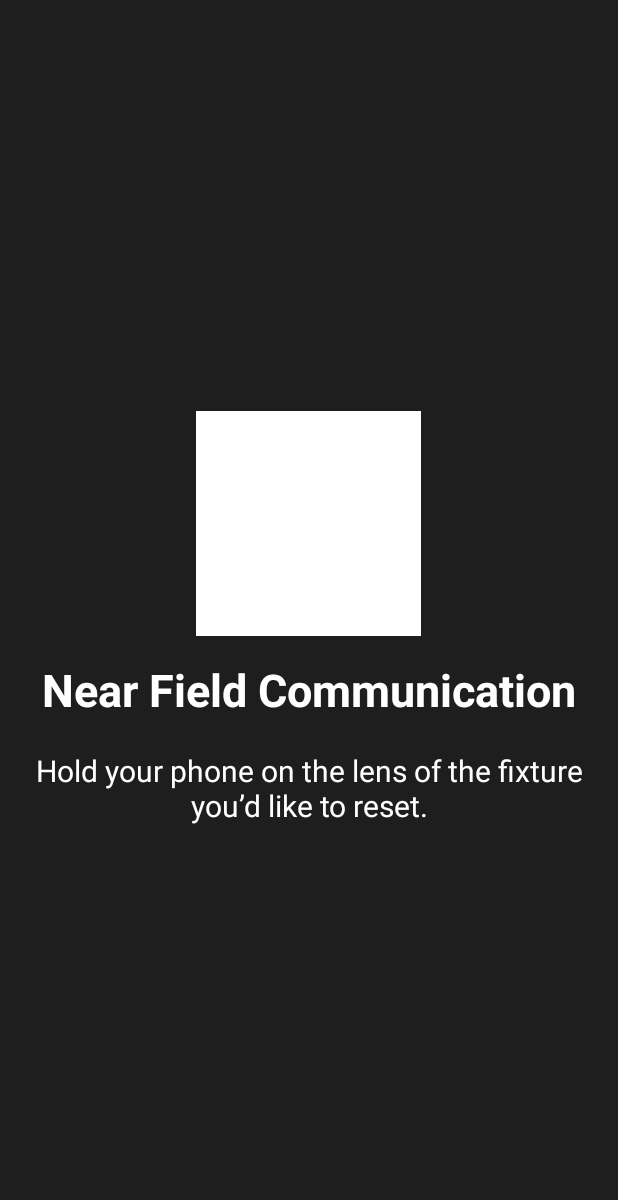
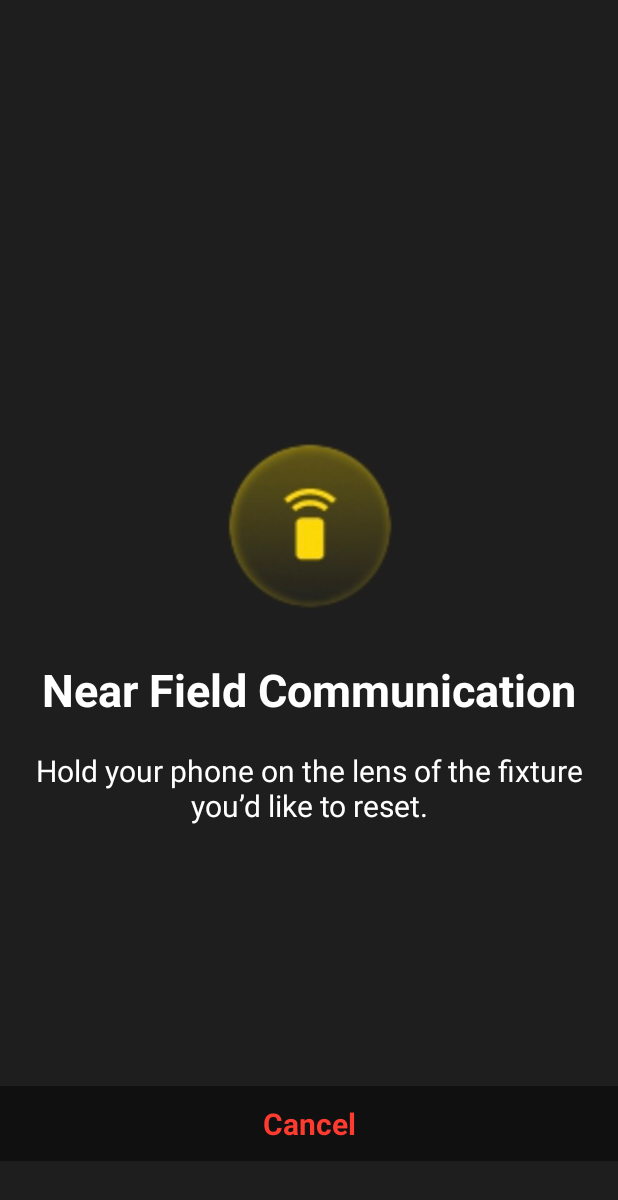
Before and after one commit to 768761418/VoltNFCAndroid, an Android app: the screen it shows after launch (NfcWriteActivity), after a tap on "Reset Fixture to Factory Settings", on a phone screen of 412 x 824 dp. Shown: the top 1200 px of the screen. Run offline under Robolectric (Android 15) with nearby library versions, the phone set to English and light mode, and no system bars; our stand-ins replace data binding.

Commit message:
完成demo

```diff
--- /dev/null
+++ b/app/src/main/java/com/common/voltnfcandroid/Activity/BaseNfcActivity.java
@@ -0,0 +1,67 @@
+package com.common.voltnfcandroid.Activity;
+import android.app.PendingIntent;
+import android.content.Intent;
+import android.nfc.NfcAdapter;
+import android.os.Bundle;
+
+import androidx.annotation.Nullable;
+import androidx.appcompat.app.AppCompatActivity;
+
+/**
+ * Author:Created by Ricky on 2017/8/25.
+ * Email:584182977@qq.com
+ * Description:
+ * 子类在onNewIntent方法中进行NFC标签相关操作。
+ * launchMode设置为singleTop或singelTask，保证Activity的重用唯一
+ * 在onNewIntent方法中执行intent传递过来的Tag数据
+ * 将NFC标签卡靠近手机后部（NFC标签卡可网上自行购买）
+ */
+public class BaseNfcActivity extends AppCompatActivity {
+    protected NfcAdapter mNfcAdapter;
+    private PendingIntent mPendingIntent;
+
+    /**
+     * onCreat->onStart->onResume->onPause->onStop->onDestroy
+     * 启动Activity，界面可见时.
+     */
+    @Override
+    protected void onStart() {
+        super.onStart();
+
+    }
+
+    @Override
+    protected void onCreate(@Nullable Bundle savedInstanceState) {
+        super.onCreate(savedInstanceState);
+        //此处adapter需要重新获取，否则无法获取message
+        mNfcAdapter = NfcAdapter.getDefaultAdapter(this);
+        //一旦截获NFC消息，就会通过PendingIntent调用窗口
+        mPendingIntent = PendingIntent.getActivity(
+                this,
+                0,
+                new Intent(this, getClass()),
+                PendingIntent.FLAG_MUTABLE);
+    }
+
+    /**
+     * 获得焦点，按钮可以点击
+     */
+    @Override
+    public void onResume() {
+        super.onResume();
+        //设置处理优于所有其他NFC的处理
+        if (mNfcAdapter != null)
+            mNfcAdapter.enableForegroundDispatch(this, mPendingIntent, null, null);
+    }
+
+    /**
+     * 暂停Activity，界面获取焦点，按钮可以点击
+     */
+    @Override
+    public void onPause() {
+        super.onPause();
+        //恢复默认状态
+        if (mNfcAdapter != null)
+            mNfcAdapter.disableForegroundDispatch(this);
+    }
+}
--- a/app/src/main/java/com/common/voltnfcandroid/Activity/ResetActivity.java
+++ b/app/src/main/java/com/common/voltnfcandroid/Activity/ResetActivity.java
@@ -2,14 +2,17 @@ package com.common.voltnfcandroid.Activity;
 
 import androidx.databinding.DataBindingUtil;
 import android.content.Intent;
+import android.nfc.NfcAdapter;
 import android.os.Build;
 import android.os.Bundle;
 import android.text.Html;
 import android.view.View;
+import android.widget.Toast;
+
 import com.common.voltnfcandroid.R;
 import com.common.voltnfcandroid.databinding.LayoutResetBinding;
 
-public class ResetActivity extends BaseActivity {
+public class ResetActivity extends BaseNfcActivity {
 
     private LayoutResetBinding layoutResetBinding;
 
@@ -29,15 +32,37 @@ public class ResetActivity extends BaseActivity {
         if (Build.VERSION.SDK_INT >= Build.VERSION_CODES.N) {
             layoutResetBinding.instructionsThree.setText(Html.fromHtml(htmlText, Html.FROM_HTML_MODE_LEGACY));
         }
+        mNfcAdapter = NfcAdapter.getDefaultAdapter(this);
+        if (!ifNFCUse()) {
+            return;
+        }
     }
 
     private void initClick(){
         layoutResetBinding.btnReset.setOnClickListener(new View.OnClickListener() {
             @Override
             public void onClick(View view) {
-                Intent intent = new Intent(ResetActivity.this,NfcWriteActivity.class);
-                startActivity(intent);
+//                Intent intent = new Intent(ResetActivity.this, NfcWriteActivity.class);
+//                startActivity(intent);
+                startActivity(new Intent(ResetActivity.this, NfcWriteActivity.class));
             }
         });
     }
+
+    /**
+     * 检测工作,判断设备的NFC支持情况
+     *
+     * @return
+     */
+    protected boolean ifNFCUse() {
+        if (mNfcAdapter == null) {
+            Toast.makeText(this, "没有nfc", Toast.LENGTH_SHORT).show();
+            return false;
+        }
+        if (mNfcAdapter != null && !mNfcAdapter.isEnabled()) {
+            Toast.makeText(this, "没有nfc", Toast.LENGTH_SHORT).show();
+            return false;
+        }
+        return true;
+    }
 }
--- a/app/src/main/res/layout/layout_nfc_write.xml
+++ b/app/src/main/res/layout/layout_nfc_write.xml
@@ -23,7 +23,7 @@
             <ImageView
                 android:layout_width="150dp"
                 android:layout_height="150dp"
-                android:src="@color/white"/>
+                android:src="@drawable/icon_nfc_write_logo"/>
 
             <TextView
                 android:layout_width="wrap_content"
@@ -44,8 +44,27 @@
                 android:textStyle="normal"
                 android:text="@string/nfc_write_instructions_one"
                 android:layout_marginTop="20dp"/>
+        </LinearLayout>
 
 
+        <LinearLayout
+            android:id="@+id/btn_cancel"
+            android:layout_width="500dp"
+            android:layout_height="50dp"
+            app:layout_constraintBottom_toBottomOf="parent"
+            app:layout_constraintLeft_toLeftOf="parent"
+            app:layout_constraintRight_toRightOf="parent"
+            android:background="@drawable/btn_reset"
+            android:layout_marginBottom="50dp"
+            android:gravity="center">
+
+            <TextView
+                android:layout_width="wrap_content"
+                android:layout_height="wrap_content"
+                android:textColor="@color/btn_reset_text"
+                android:text="@string/nfc_write_cancel"
+                android:textSize="20dp"
+                android:textStyle="bold"/>
 
         </LinearLayout>
 
--- a/app/src/main/res/layout/layout_reset.xml
+++ b/app/src/main/res/layout/layout_reset.xml
@@ -22,7 +22,7 @@
             <ImageView
                 android:layout_width="150dp"
                 android:layout_height="150dp"
-                android:src="@color/white"/>
+                android:src="@drawable/icon_reset_logo"/>
 
             <TextView
                 android:layout_width="wrap_content"
--- a/app/src/main/res/values/strings.xml
+++ b/app/src/main/res/values/strings.xml
@@ -1,5 +1,5 @@
 <resources>
-    <string name="app_name">Volt NFC Android</string>
+    <string name="app_name">Volt-NFC-Android</string>
 
     <string name="reset_title">Factory Reset</string>
     <string name="reset_instructions_one">Your fixture will be restored to factory settings. All configured settings will be removed.</string>
@@ -8,4 +8,6 @@
 
     <string name="nfc_write_title">Near Field Communication</string>
     <string name="nfc_write_instructions_one">Hold your phone on the lens of the fixture you’d like to reset.</string>
+
+    <string name="nfc_write_cancel">Cancel</string>
 </resources>
```
Also changed, not shown: app/build.gradle.kts (+16 -1 lines), app/src/main/AndroidManifest.xml (+13 -2 lines), app/src/main/java/com/common/voltnfcandroid/Activity/NfcWriteActivity.java (+43 -61 lines), app/src/main/java/com/common/voltnfcandroid/Utils/NfcUtils.java (added, +76 -0 lines), app/src/main/res/xml/nfc_tech_filter.xml (added, +14 -0 lines), app/src/main/res/drawable/icon_nfc_write_logo.jpg (added), app/src/main/res/drawable/icon_reset_logo.jpg (added).
